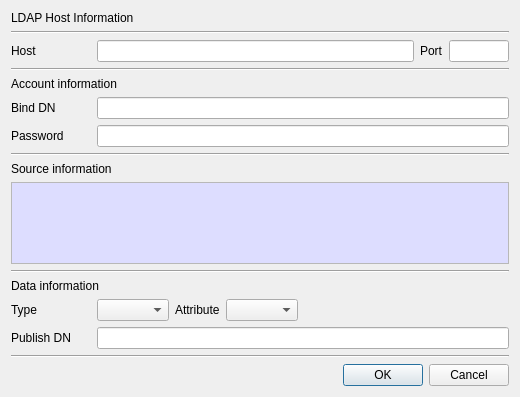
The window that CertMan/pub_ldap_dlg.ui (jykim74/CertMan) describes before a commit, drawn with Qt 5.
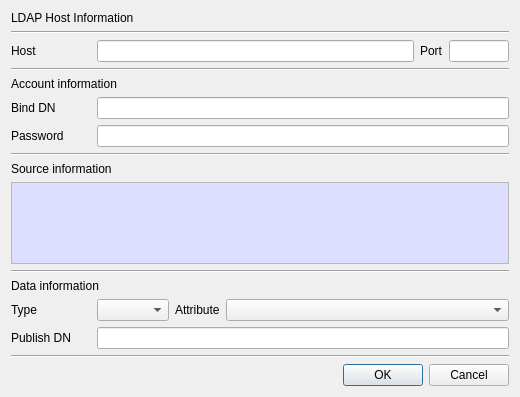
The same window after the commit.

Commit message:
getLDAP 을 getURI로 변경
전체 UI 및 메세지 개선

Diff of the .ui file:
```diff
--- a/CertMan/pub_ldap_dlg.ui
+++ b/CertMan/pub_ldap_dlg.ui
@@ -216,7 +216,14 @@
       <number>0</number>
      </property>
      <item row="0" column="3">
-      <widget class="QComboBox" name="mAttributeCombo"/>
+      <widget class="QComboBox" name="mAttributeCombo">
+       <property name="sizePolicy">
+        <sizepolicy hsizetype="Expanding" vsizetype="Fixed">
+         <horstretch>0</horstretch>
+         <verstretch>0</verstretch>
+        </sizepolicy>
+       </property>
+      </widget>
      </item>
      <item row="0" column="0">
       <widget class="QLabel" name="label_7">
@@ -241,19 +248,6 @@
      <item row="0" column="1">
       <widget class="QComboBox" name="mTypeCombo"/>
      </item>
-     <item row="0" column="4">
-      <spacer name="horizontalSpacer">
-       <property name="orientation">
-        <enum>Qt::Horizontal</enum>
-       </property>
-       <property name="sizeHint" stdset="0">
-        <size>
-         <width>40</width>
-         <height>20</height>
-        </size>
-       </property>
-      </spacer>
-     </item>
     </layout>
    </item>
    <item>
```
The commit also changes 12 other files.
